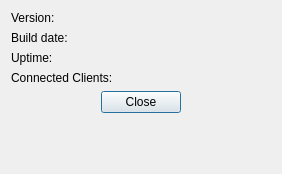
This is src/qtui/ui/coreinfodlg.ui in quassel/quassel as Qt 5 draws it before an edit. The edited form follows.
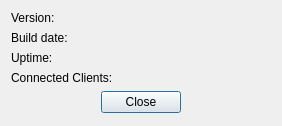
This is the edited form.

Commit message: Prevent coreinfodlg from being too tall

The edit to the form file:
```diff
--- a/src/qtui/ui/coreinfodlg.ui
+++ b/src/qtui/ui/coreinfodlg.ui
@@ -6,7 +6,7 @@
     <x>0</x>
     <y>0</y>
     <width>282</width>
-    <height>174</height>
+    <height>126</height>
    </rect>
   </property>
   <property name="windowTitle" >
```
